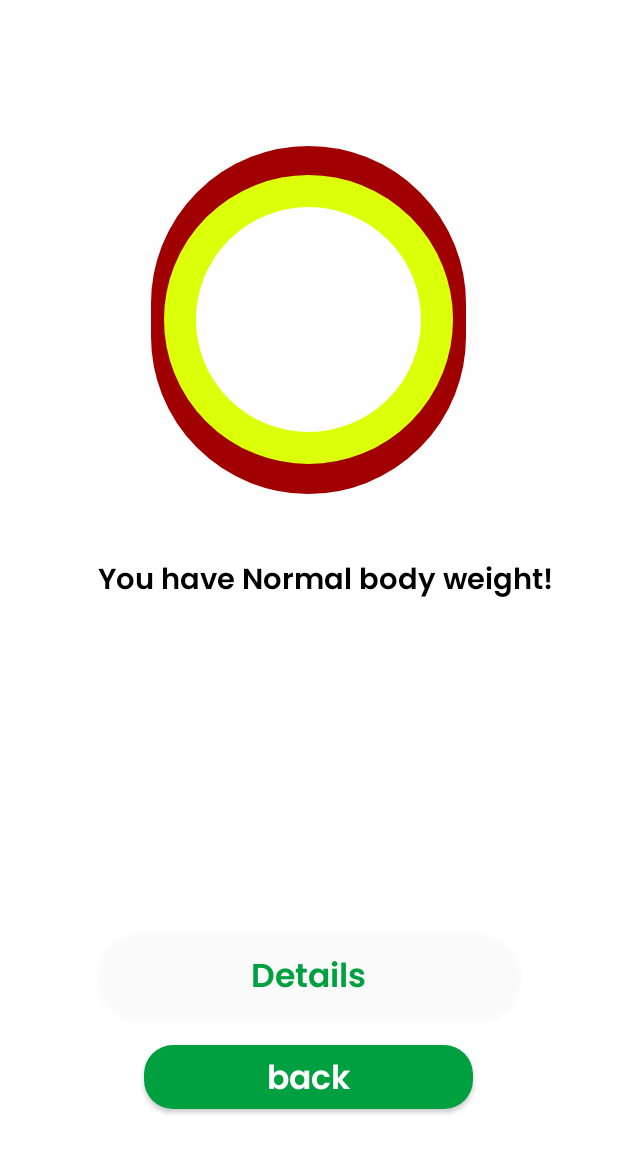
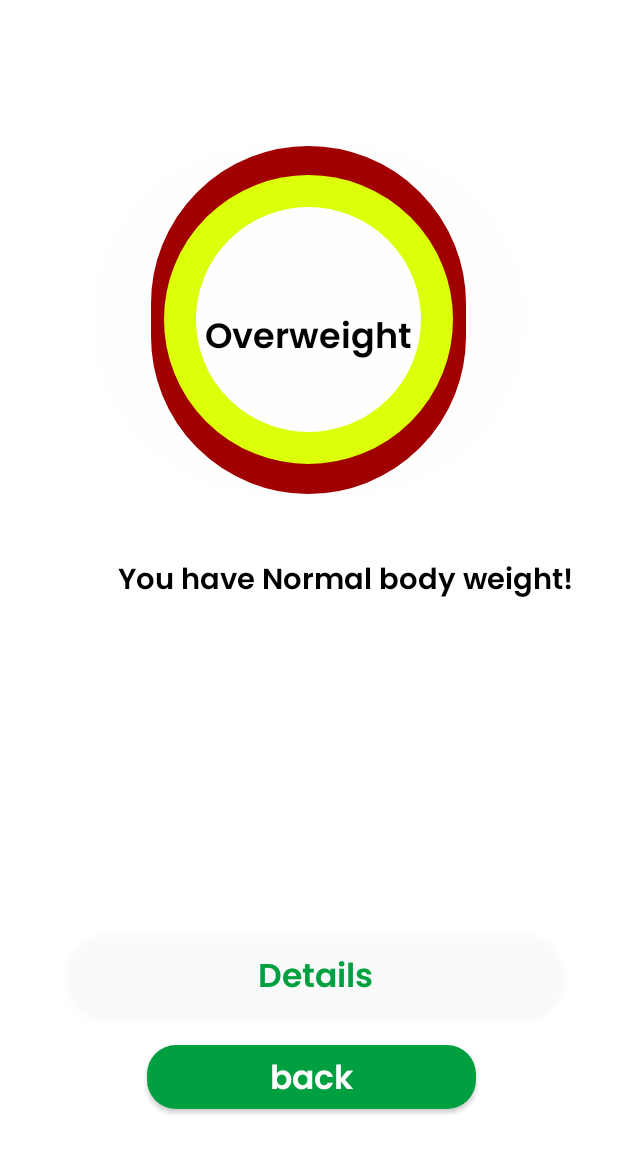
Before and after one commit to jezelldomer/CET4-SD-Caloriesify, an Android app: the UnderActivity screen opened directly, with no data from a screen before it, on a phone screen of 412 x 824 dp. Shown: the top 1153 px of the screen. Run offline under Robolectric (Android 15) with nearby library versions, the phone set to English and light mode, and no system bars; our stand-ins replace data binding.

Commit message:
finalized overweight xml in bmi feature

```diff
--- a/app/src/main/res/layout/activity_under.xml
+++ b/app/src/main/res/layout/activity_under.xml
@@ -1,84 +1,117 @@
 <?xml version="1.0" encoding="UTF-8"?>
-<layout xmlns:android="http://schemas.android.com/apk/res/android" xmlns:tools="http://schemas.android.com/tools">
+<layout xmlns:android="http://schemas.android.com/apk/res/android"
+        xmlns:app="http://schemas.android.com/apk/res-auto" xmlns:tools="http://schemas.android.com/tools">
     <data>
-        <variable name="underVM" type="com.front_end.app.modules.under.data.viewmodel.UnderVM"/>
+        <variable name="underVM" type="com.front_end.app.modules.under.data.viewmodel.UnderVM" />
     </data>
-    <LinearLayout android:gravity="start" android:id="@+id/linearUnder"
+    <androidx.constraintlayout.widget.ConstraintLayout
+            android:layout_width="match_parent"
+            android:layout_height="match_parent">
+
+        <LinearLayout
+                android:id="@+id/linearUnder"
+                android:layout_width="match_parent"
                 android:layout_height="match_parent"
+                android:gravity="start"
+                android:orientation="vertical">
+
+            <LinearLayout
+                    android:id="@+id/linearMainEclipse"
                     android:layout_width="match_parent"
-        android:orientation="vertical" >
-        <LinearLayout android:gravity="center_horizontal"
-            android:id="@+id/linearMainEclipse"
                     android:layout_height="wrap_content"
                     android:layout_marginEnd="@dimen/_64pxh"
                     android:layout_marginStart="@dimen/_64pxh"
                     android:layout_marginTop="@dimen/_105pxv"
+                    android:gravity="center_horizontal"
+                    android:orientation="vertical"
+                    style="@style/groupStylegray_200_16cornerRadius">
+
+                <FrameLayout
+                        android:id="@+id/frameStackellipseten"
+                        android:layout_width="@dimen/_218pxh"
+                        android:layout_height="@dimen/_250pxv"
+                        android:layout_gravity="center_horizontal"
+                        android:background="@drawable/rectangle_border_red_900_radius_109">
+
+                    <View
+                            android:id="@+id/viewEllipseTen"
+                            android:layout_width="@dimen/_200pxh"
+                            android:layout_height="@dimen/_200pxh"
+                            android:layout_gravity="center"
+                            android:background="@drawable/rectangle_border_lime_a400_radius_109" />
+
+                    <TextView
+                            android:id="@+id/txtOverweight"
                             android:layout_width="match_parent"
-            android:orientation="vertical" style="@style/groupStylegray_200_16cornerRadius">
-            <FrameLayout android:id="@+id/frameStackellipseten"
-                android:layout_gravity="center_horizontal"
-                android:layout_height="@dimen/_250pxv"
-                android:background="@drawable/rectangle_border_red_900_radius_109"
-                android:layout_width="@dimen/_218pxh" >
-                <View
-                    android:background="@drawable/rectangle_border_lime_a400_radius_109"
-                    android:id="@+id/viewEllipseTen"
-                    android:layout_gravity="center"
-                    android:layout_height="@dimen/_200pxh" android:layout_width="@dimen/_200pxh"/>
-                <TextView android:ellipsize="end"
-                    android:gravity="center"
-                    android:id="@+id/txtOverweight"
+                            android:layout_height="wrap_content"
                             android:layout_gravity="bottom|center"
-                    android:layout_height="wrap_content"
                             android:layout_marginBottom="@dimen/_90pxv"
                             android:layout_marginEnd="@dimen/_36pxh"
                             android:layout_marginStart="@dimen/_36pxh"
                             android:layout_marginTop="@dimen/_80pxv"
-                    android:layout_width="match_parent"
+                            android:ellipsize="end"
+                            android:gravity="center"
                             android:singleLine="true"
-                    style="@style/txtPoppinssemibold24" tools:text="@string/lbl_overweight"/>
+                            android:text="@{underVM.underModel.txtOverweight}"
+                            style="@style/txtPoppinssemibold24"
+                            tools:text="@string/lbl_overweight" />
+
                 </FrameLayout>
             </LinearLayout>
-        <TextView android:ellipsize="end" android:gravity="end"
-            android:id="@+id/txtYouhaveNormal"
+
+            <TextView
+                    android:id="@+id/txtYouhaveOverweight"
+                    android:layout_width="348dp"
                     android:layout_height="wrap_content"
                     android:layout_marginEnd="@dimen/_45pxh"
-            android:layout_marginStart="@dimen/_45pxh"
+                    android:layout_marginStart="@dimen/_35pxh"
                     android:layout_marginTop="@dimen/_45pxv"
-            android:layout_width="match_parent"
+                    android:ellipsize="end"
+                    android:gravity="end"
                     android:singleLine="true"
                     android:text="@{underVM.underModel.txtYouhaveNormal}"
-            style="@style/txt_14" tools:text="@string/msg_you_have_normal"/>
+                    style="@style/txt_14"
+                    tools:text="@string/msg_you_have_overw"/>
             <androidx.appcompat.widget.AppCompatButton
-            android:ellipsize="end" android:gravity="center"
                     android:id="@+id/btnDetails"
-            android:layout_gravity="center_horizontal"
+                    android:layout_width="333dp"
                     android:layout_height="@dimen/_64pxv"
                     android:layout_marginEnd="@dimen/_45pxh"
                     android:layout_marginStart="@dimen/_45pxh"
                     android:layout_marginTop="@dimen/_233pxv"
-            android:layout_width="@dimen/_293pxh"
+                    android:ellipsize="end"
+                    android:gravity="center"
                     android:paddingBottom="@dimen/_14pxv"
                     android:paddingEnd="@dimen/_30pxh"
                     android:paddingStart="@dimen/_30pxh"
-            android:paddingTop="@dimen/_14pxv" android:singleLine="true"
+                    android:paddingTop="@dimen/_14pxv"
+                    android:singleLine="true"
                     android:text="@string/lbl_details"
-            android:textAllCaps="false" style="@style/btnSolidRounded_6" tools:text="@string/lbl_details"/>
+                    android:textAllCaps="false"
+                    style="@style/btnSolidRounded_6"
+                    tools:text="@string/lbl_details"/>
+
             <androidx.appcompat.widget.AppCompatButton
-            android:ellipsize="end" android:gravity="center"
                     android:id="@+id/btnBack"
-            android:layout_gravity="center_horizontal"
+                    android:layout_width="@dimen/_228pxh"
                     android:layout_height="@dimen/_46pxv"
                     android:layout_marginBottom="@dimen/_20pxv"
                     android:layout_marginEnd="@dimen/_45pxh"
-            android:layout_marginStart="@dimen/_45pxh"
+                    android:layout_marginStart="@dimen/_102pxh"
                     android:layout_marginTop="@dimen/_18pxv"
-            android:layout_width="@dimen/_228pxh"
+                    android:ellipsize="end"
+                    android:gravity="center"
                     android:paddingBottom="@dimen/_5pxv"
                     android:paddingEnd="@dimen/_30pxh"
                     android:paddingStart="@dimen/_30pxh"
-            android:paddingTop="@dimen/_5pxv" android:singleLine="true"
-            android:text="@string/lbl_back2" android:textAllCaps="false"
-            style="@style/btnSolidRounded_7" tools:text="@string/lbl_back2"/>
+                    android:paddingTop="@dimen/_5pxv"
+                    android:singleLine="true"
+                    android:text="@string/lbl_back2"
+                    android:textAllCaps="false"
+                    style="@style/btnSolidRounded_7"
+                    tools:text="@string/lbl_back2"/>
+
         </LinearLayout>
+
+    </androidx.constraintlayout.widget.ConstraintLayout>
 </layout>
```
Lines whose indentation alone changed are shown as unchanged.
